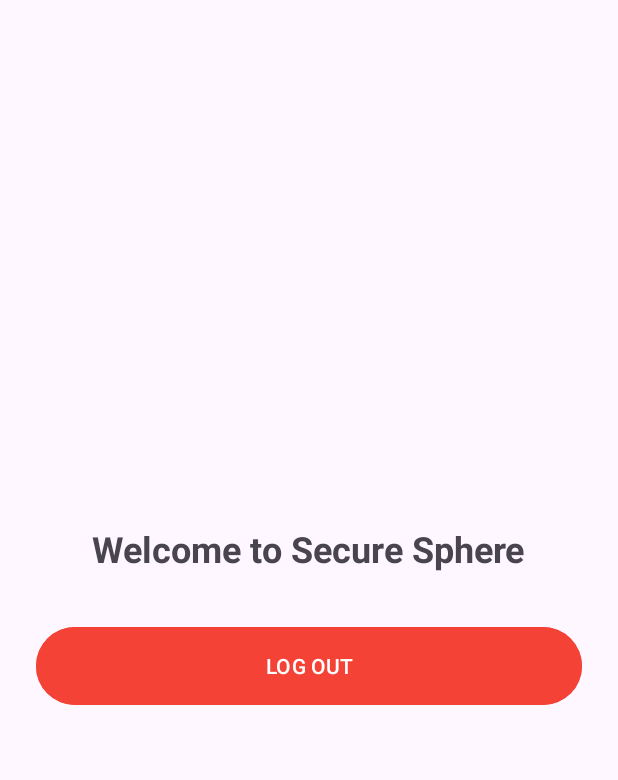
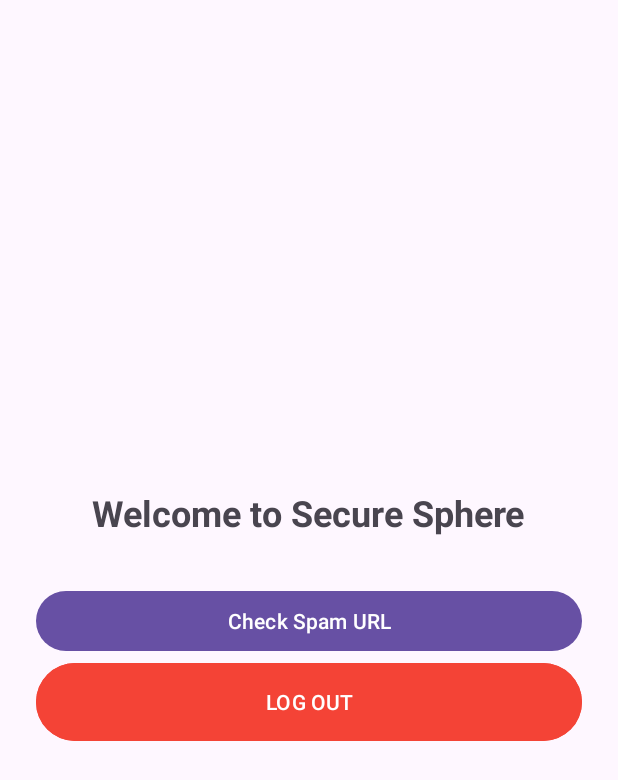
Before and after one commit to alinanoormalik/SecureSphere_FYP, an Android app: the DashboardActivity screen opened directly, with no data from a screen before it, on a phone screen of 412 x 824 dp. Shown: the top 780 px of the screen. Run offline under Robolectric (Android 15) with nearby library versions, the phone set to English and light mode, and no system bars; our stand-ins replace Firebase (no records; nobody signed in at launch, a user with empty details on screens opened directly); 2 statements that could not run were skipped.

Commit message:
Phase 2 Complete(Spam URL+Android+Backend))

```diff
--- a/SecureSphere/app/build.gradle.kts
+++ b/SecureSphere/app/build.gradle.kts
@@ -57,4 +57,9 @@ dependencies {
 
     // 3. AUTHENTICATION (CRITICAL: Needed for Login/Signup)
     implementation("com.google.firebase:firebase-auth")
+
+    //Internet Tools
+    implementation("com.squareup.retrofit2:retrofit:2.9.0")
+    implementation("com.squareup.retrofit2:converter-gson:2.9.0")
+
 }
--- a/SecureSphere/app/src/main/AndroidManifest.xml
+++ b/SecureSphere/app/src/main/AndroidManifest.xml
@@ -40,6 +40,8 @@
             android:name=".SignUpActivity"
             android:exported="false" />
 
+        <activity android:name=".SpamCheckActivity" />
+
     </application>
 
 </manifest>
--- a/SecureSphere/app/src/main/res/layout/activity_dashboard.xml
+++ b/SecureSphere/app/src/main/res/layout/activity_dashboard.xml
@@ -1,25 +1,32 @@
 <?xml version="1.0" encoding="utf-8"?>
 <LinearLayout xmlns:android="http://schemas.android.com/apk/res/android"
+    android:id="@+id/btnSpam"
     android:layout_width="match_parent"
     android:layout_height="match_parent"
+    android:gravity="center"
     android:orientation="vertical"
-    android:gravity="center"
     android:padding="24dp">
 
     <TextView
         android:id="@+id/tvWelcome"
         android:layout_width="wrap_content"
         android:layout_height="wrap_content"
+        android:layout_marginBottom="32dp"
         android:text="Welcome to Secure Sphere"
         android:textSize="24sp"
-        android:textStyle="bold"
-        android:layout_marginBottom="32dp"/>
+        android:textStyle="bold" />
+
+    <Button
+        android:id="@+id/button"
+        android:layout_width="match_parent"
+        android:layout_height="wrap_content"
+        android:text="Check Spam URL" />
 
     <Button
         android:id="@+id/btnLogout"
         android:layout_width="match_parent"
         android:layout_height="60dp"
-        android:text="LOG OUT"
-        android:backgroundTint="#F44336"/>
+        android:backgroundTint="#F44336"
+        android:text="LOG OUT" />
 
 </LinearLayout>
```
Also changed, not shown: SecureSphere/app/src/main/java/SpamCheckActivity.kt (added, +71 -0 lines), SecureSphere/app/src/main/java/com/example/securesphere/DashboardActivity.kt (+10 -4 lines), SecureSphere/app/src/main/res/layout/activity_spam_check.xml (added, +37 -0 lines).
